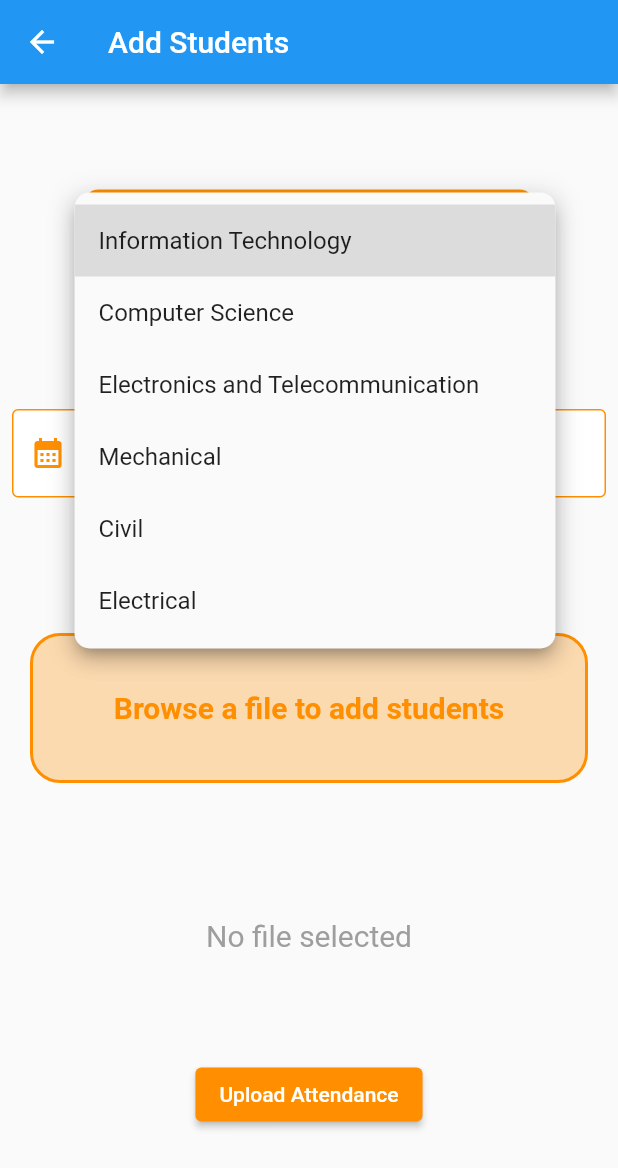
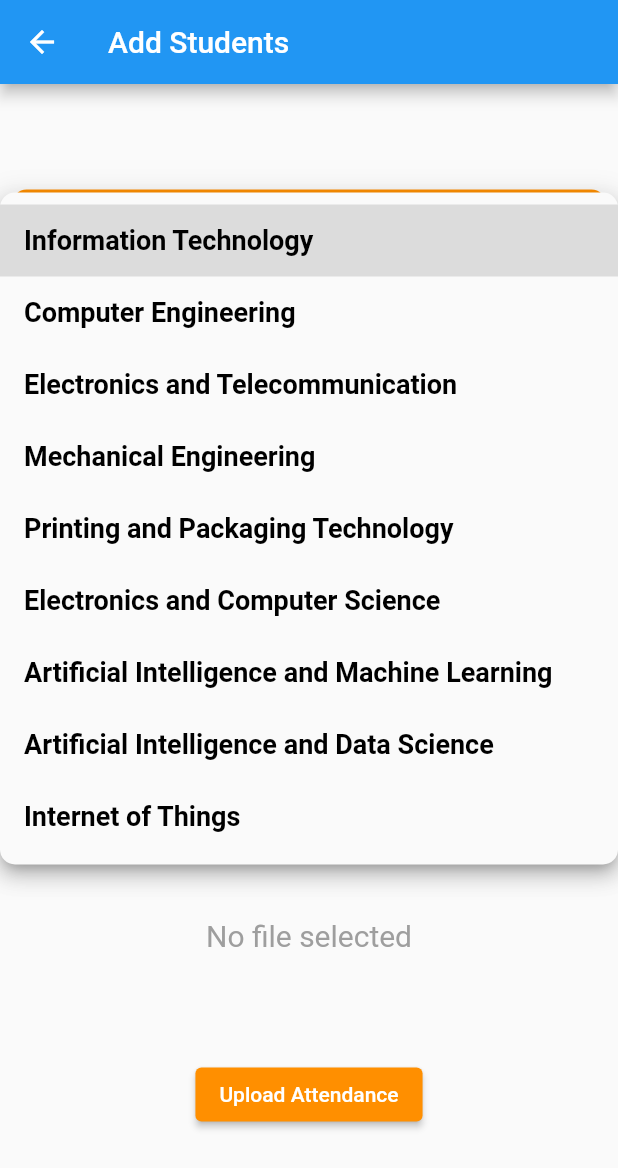
Before and after one commit to SEM-6-MP2-0/Attendence-App, a Flutter app: the UploadStudents screen opened directly, after a tap on "Information Technology", on a phone screen of 412 x 824 dp. Shown: the top 1168 px of the screen. Run offline on Flutter 3.47's test engine with Material 2 defaults, Android fonts, the phone set to English and light mode, and no system bars; our stand-ins replace file_picker, flutter_secure_storage, fluttertoast, google_fonts; accounts and stored records are empty.

Commit message:
fix upload students

```diff
--- a/lib/Pages/uploadstudents.dart
+++ b/lib/Pages/uploadstudents.dart
@@ -13,13 +13,34 @@ class UploadStudents extends StatefulWidget {
 }
 
 class _UploadStudentsState extends State<UploadStudents> {
-  final department = [
-    "Information Technology",
-    "Computer Science",
-    "Electronics and Telecommunication",
-    "Mechanical",
-    "Civil",
-    "Electrical"
+  final List<Map<String, String>> department = [
+    {
+      "IT": "Information Technology",
+    },
+    {
+      "CE": "Computer Engineering",
+    },
+    {
+      "EXTC": "Electronics and Telecommunication",
+    },
+    {
+      "Mech": "Mechanical Engineering",
+    },
+    {
+      "PPT": "Printing and Packaging Technology",
+    },
+    {
+      "ECS": "Electronics and Computer Science",
+    },
+    {
+      "AIML": "Artificial Intelligence and Machine Learning",
+    },
+    {
+      "AIDS": "Artificial Intelligence and Data Science",
+    },
+    {
+      "IOT": "Internet of Things",
+    }
   ];
   PlatformFile? selectedFile;
   final yearController = TextEditingController();
@@ -27,7 +48,7 @@ class _UploadStudentsState extends State<UploadStudents> {
 
   @override
   void initState() {
-    depController = department[0];
+    depController = department[0].keys.first;
     super.initState();
   }
 
@@ -58,24 +79,30 @@ class _UploadStudentsState extends State<UploadStudents> {
                 child: DropdownButtonHideUnderline(
                   child: DropdownButton<String>(
                     selectedItemBuilder: (context) {
-                      return department.map((String value) {
-                        return Center(
-                          child: Text(
-                            value,
-                            style: TextStyle(
-                              color: Colors.white,
-                              fontWeight: FontWeight.bold,
-                            ),
+                      return department.map((e) {
+                        return Text(
+                          e.values.first,
+                          style: TextStyle(
+                            color: Colors.white,
+                            fontSize: 18,
+                            fontWeight: FontWeight.bold,
                           ),
                         );
                       }).toList();
                     },
                     borderRadius: BorderRadius.circular(10),
                     value: depController,
-                    items: department.map((String value) {
+                    items: department.map((e) {
                       return DropdownMenuItem<String>(
-                        value: value,
-                        child: Text(value),
+                        value: e.keys.first,
+                        child: Text(
+                          e.values.first,
+                          style: TextStyle(
+                            color: Colors.black,
+                            fontSize: 18,
+                            fontWeight: FontWeight.bold,
+                          ),
+                        ),
                       );
                     }).toList(),
                     onChanged: (String? cur) {
--- a/lib/Repository/Faculty/uploadstudents.dart
+++ b/lib/Repository/Faculty/uploadstudents.dart
@@ -27,7 +27,7 @@ Future<bool> uploadStudents(
           "vnd.openxmlformats-officedocument.spreadsheetml.sheet"),
       filename: originalName);
   req.files.add(file);
-  req.fields.addAll({"joinyear": year,"department":department});
+  req.fields.addAll({"joinyear": year, "department": department});
   req.headers.addAll({
     'authorization': token,
     "Content-Type": "multipart/form-data",
@@ -35,7 +35,6 @@ Future<bool> uploadStudents(
   });
 
   var res = await req.send();
-
   if (res.statusCode == 200) {
     // Fluttertoast.showToast(
     //   msg: "Roll List Uploaded Successfully",
```
